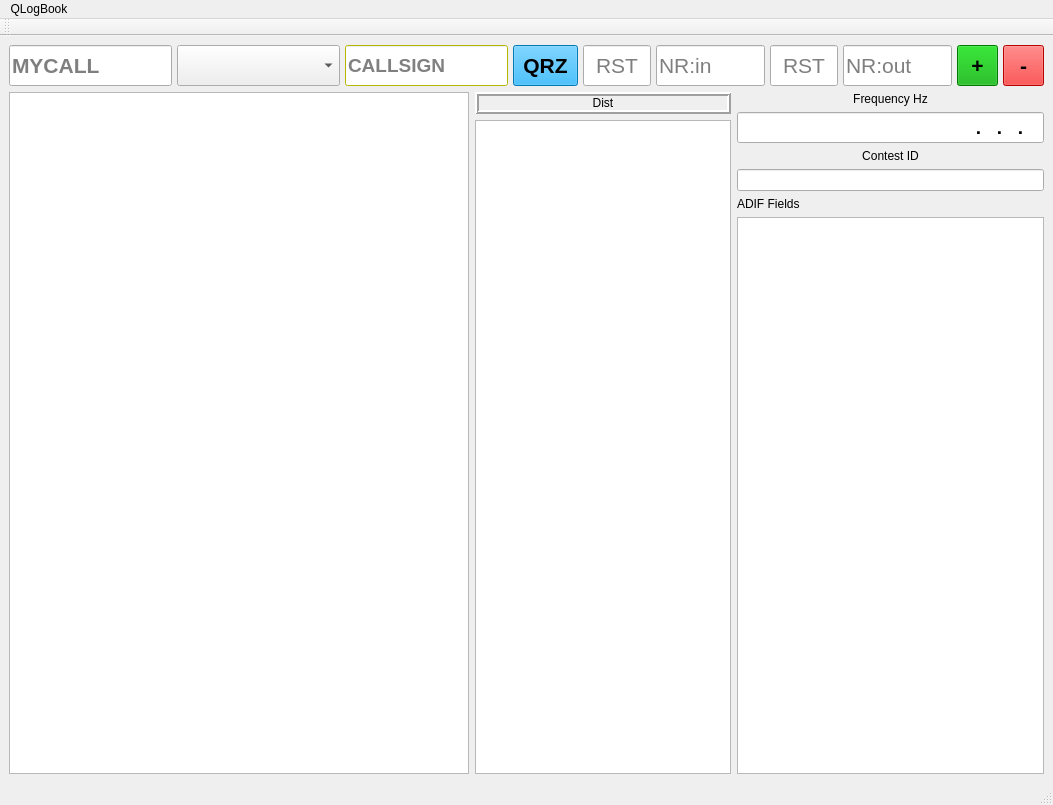
Old version of the form mainwindow.ui in the repository radiomatz/QLogBook.
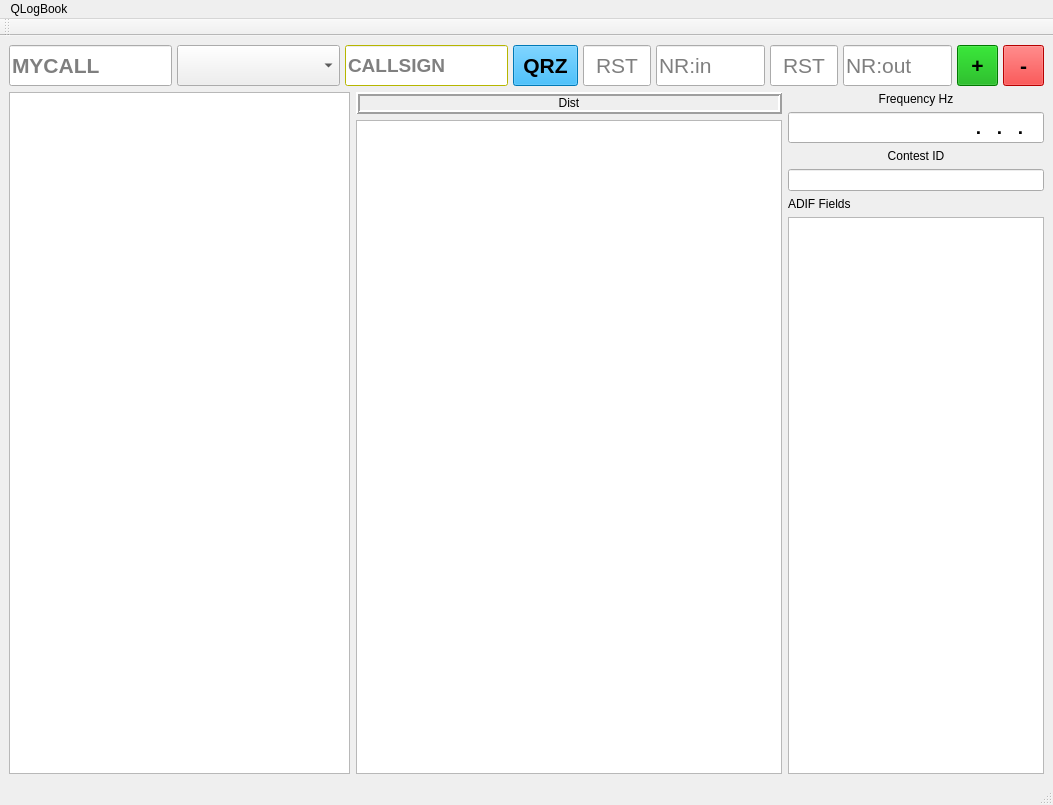
New version of the form. Custom widgets are drawn as their Qt base class.

Commit message: fixed: crash after new start with no config in hamlig connection

Diff of the .ui file:
```diff
--- a/mainwindow.ui
+++ b/mainwindow.ui
@@ -2210,7 +2210,7 @@
      </layout>
     </item>
     <item>
-     <layout class="QHBoxLayout" name="bhor" stretch="6,0,4">
+     <layout class="QHBoxLayout" name="bhor" stretch="4,5,3">
       <property name="sizeConstraint">
        <enum>QLayout::SizeConstraint::SetDefaultConstraint</enum>
       </property>
```
The commit also changes 1 other file.
